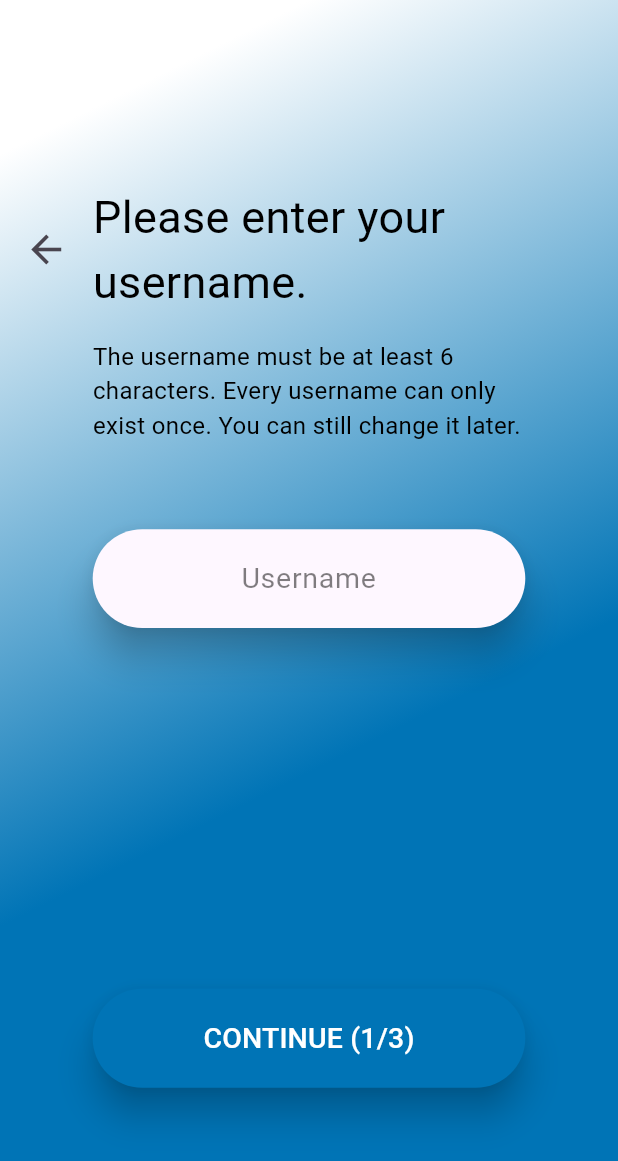
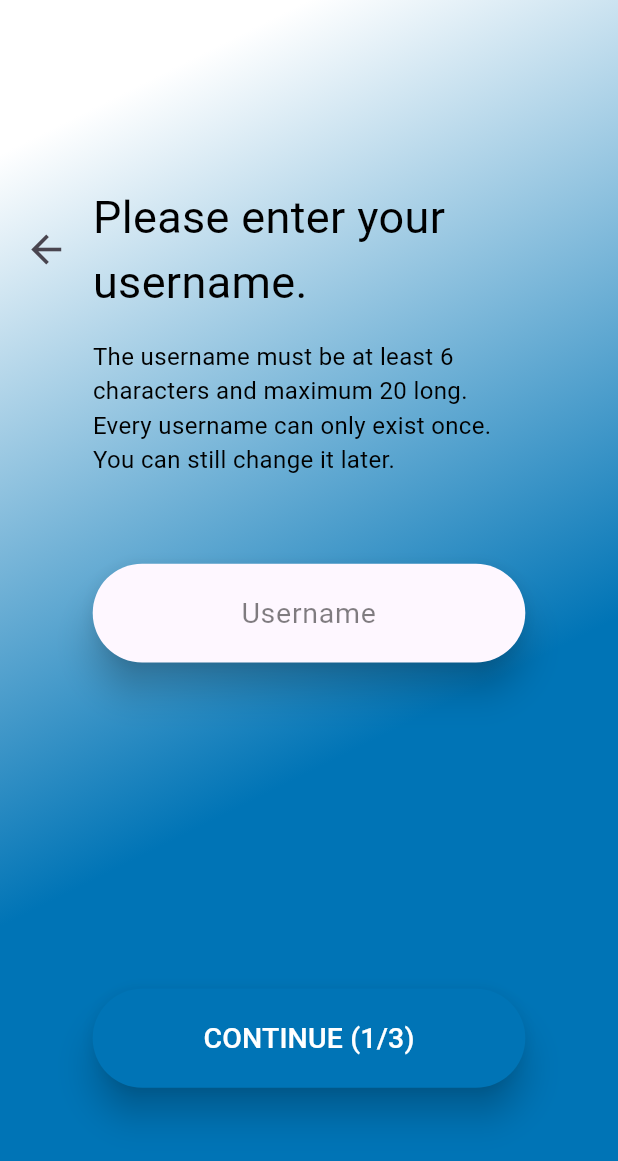
Before and after one commit to danielholzwarth/flexus, a Flutter app: the RegisterUsernamePage screen opened by its route, on a phone screen of 412 x 824 dp. Shown: the top 1161 px of the screen. Run offline on Flutter 3.47's test engine with Material 3 defaults, Android fonts, the phone set to English and light mode, and no system bars; our stand-ins replace chopper; missing offline and left inert: crypton, pointycastle; generated files the repository leaves out were written again.

Commit message:
refactor: change Infotext

```diff
--- a/app/lib/pages/login/register_name.dart
+++ b/app/lib/pages/login/register_name.dart
@@ -60,7 +60,7 @@ class _RegisterNamePageState extends State<RegisterNamePage> {
           SizedBox(
             width: screenWidth * 0.7,
             child: Text(
-              "This name will be displayed to your friends. However, you can still change it later.",
+              "Your name . However, you can still change it later.",
               style: TextStyle(
                 color: AppSettings.font,
                 decoration: TextDecoration.none,
--- a/app/lib/pages/login/register_username.dart
+++ b/app/lib/pages/login/register_username.dart
@@ -55,7 +55,7 @@ class _RegisterUsernamePageState extends State<RegisterUsernamePage> {
           SizedBox(
             width: screenWidth * 0.7,
             child: Text(
-              "The username must be at least 6 characters. Every username can only exist once. You can still change it later.",
+              "The username must be at least 6 characters and maximum 20 long. Every username can only exist once. You can still change it later.",
               style: TextStyle(
                 color: AppSettings.font,
                 decoration: TextDecoration.none,
```
